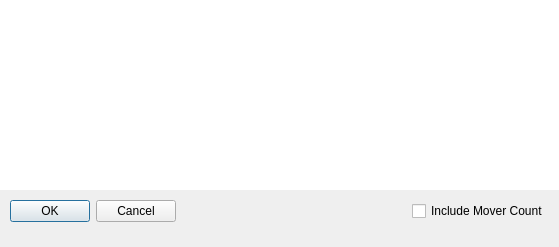
Old version of the form SWDev/SWDev/LimitsDlg.ui in the repository PingJian2019/sw-device.
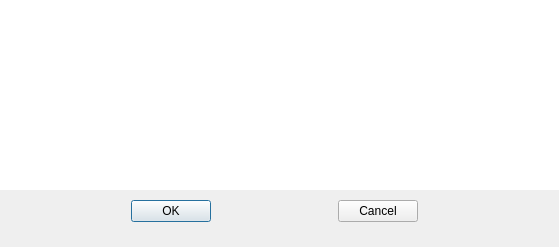
New version of the form.

```diff
--- a/SWDev/SWDev/LimitsDlg.ui
+++ b/SWDev/SWDev/LimitsDlg.ui
@@ -53,6 +53,19 @@
      <property name="bottomMargin">
       <number>0</number>
      </property>
+     <item>
+      <spacer name="horizontalSpacer">
+       <property name="orientation">
+        <enum>Qt::Horizontal</enum>
+       </property>
+       <property name="sizeHint" stdset="0">
+        <size>
+         <width>40</width>
+         <height>20</height>
+        </size>
+       </property>
+      </spacer>
+     </item>
      <item>
       <widget class="QPushButton" name="okButton">
        <property name="text">
@@ -60,6 +73,19 @@
        </property>
       </widget>
      </item>
+     <item>
+      <spacer name="horizontalSpacer_2">
+       <property name="orientation">
+        <enum>Qt::Horizontal</enum>
+       </property>
+       <property name="sizeHint" stdset="0">
+        <size>
+         <width>40</width>
+         <height>20</height>
+        </size>
+       </property>
+      </spacer>
+     </item>
      <item>
       <widget class="QPushButton" name="cancelButton">
        <property name="text">
@@ -80,13 +106,6 @@
        </property>
       </spacer>
      </item>
-     <item>
-      <widget class="QCheckBox" name="checkBox">
-       <property name="text">
-        <string>Include Mover Count</string>
-       </property>
-      </widget>
-     </item>
     </layout>
    </item>
   </layout>
```
Left out of the diff: 2 changed lines with no effect on the pictures.
